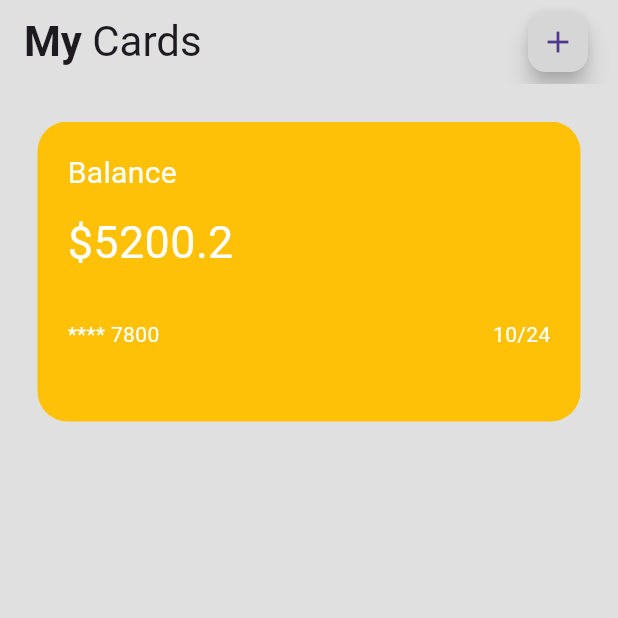
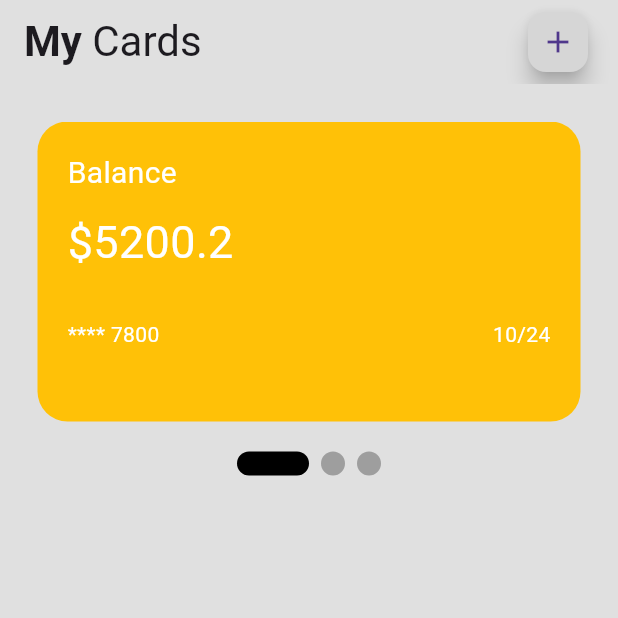
Before and after one commit to eduard-zxc/wallet-app, a Flutter app: the screen it shows after launch, on a phone screen of 412 x 824 dp, the top half of it. Run offline on Flutter 3.47's test engine with Material 3 defaults, Android fonts, the phone set to English and light mode, and no system bars; drawn by our look-alikes of smooth_page_indicator.

```diff
--- a/lib/pages/home.dart
+++ b/lib/pages/home.dart
@@ -1,5 +1,6 @@
 import 'package:flutter/cupertino.dart';
 import 'package:flutter/material.dart';
+import 'package:smooth_page_indicator/smooth_page_indicator.dart';
 import 'package:wallet_app/util/my_card.dart';
 
 class Home extends StatefulWidget {
@@ -10,6 +11,8 @@ class Home extends StatefulWidget {
 }
 
 class _HomeState extends State<Home> {
+  final PageController _controller = PageController();
+
   @override
   Widget build(BuildContext context) {
     return Scaffold(
@@ -54,8 +57,9 @@ class _HomeState extends State<Home> {
           SizedBox(
             height: 200,
             child: PageView(
+              controller: _controller,
               scrollDirection: Axis.horizontal,
-              children: [
+              children: const [
                 MyCard(
                   balance: 5200.20,
                   cardNumber: '**** 7800',
@@ -77,6 +81,12 @@ class _HomeState extends State<Home> {
               ],
             ),
           ),
+          const SizedBox(height: 20),
+          SmoothPageIndicator(
+            controller: _controller,
+            count: 3,
+            effect: const ExpandingDotsEffect(activeDotColor: Colors.black),
+          ),
 
           // 3 buttons -> send + pay + bills
 
--- a/lib/util/my_card.dart
+++ b/lib/util/my_card.dart
@@ -1,12 +1,12 @@
 import 'package:flutter/material.dart';
 
 class MyCard extends StatelessWidget {
-  double balance;
-  String cardNumber;
-  String expirationDate;
-  Color cardColor;
+  final double balance;
+  final String cardNumber;
+  final String expirationDate;
+  final Color cardColor;
 
-  MyCard(
+  const MyCard(
       {super.key,
       required this.balance,
       required this.cardNumber,
--- a/pubspec.yaml
+++ b/pubspec.yaml
@@ -9,6 +9,7 @@ environment:
 dependencies:
   flutter:
     sdk: flutter
+  smooth_page_indicator:
 
 dev_dependencies:
   flutter_test:
```
Also changed, not shown: pubspec.lock.
